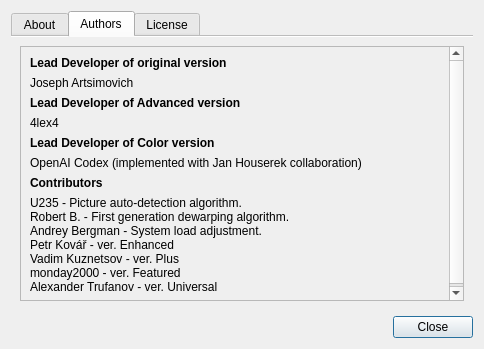
First picture: the form in src/app/AboutDialog.ui, repository bezverec/scantailor-advanced-color, before the edit.
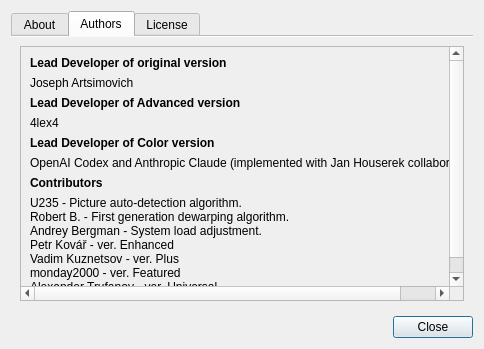
Second picture: the form after the edit. The open tabs and pages were chosen to show the change. Icons and pictures are not drawn.

Commit message:
Credit Anthropic Claude in the About dialog and README
Add Claude next to OpenAI Codex as the lead developer of the Color
version in Help > About > Authors, and describe its part in the README
authorship section.

```diff
--- a/src/app/AboutDialog.ui
+++ b/src/app/AboutDialog.ui
@@ -172,7 +172,7 @@
            <item>
             <widget class="QLabel" name="label_30">
              <property name="text">
-              <string>OpenAI Codex (implemented with Jan Houserek collaboration)</string>
+              <string>OpenAI Codex and Anthropic Claude (implemented with Jan Houserek collaboration)</string>
              </property>
             </widget>
            </item>
```
The commit also changes 1 other file.
